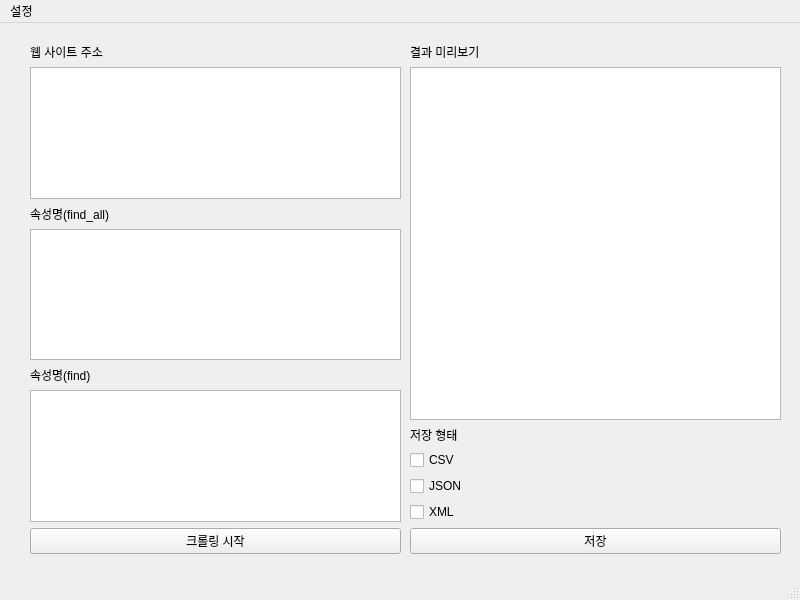
The window that MainUI.ui (yglee730/CrawlingTools) describes before a commit, drawn with Qt 5.
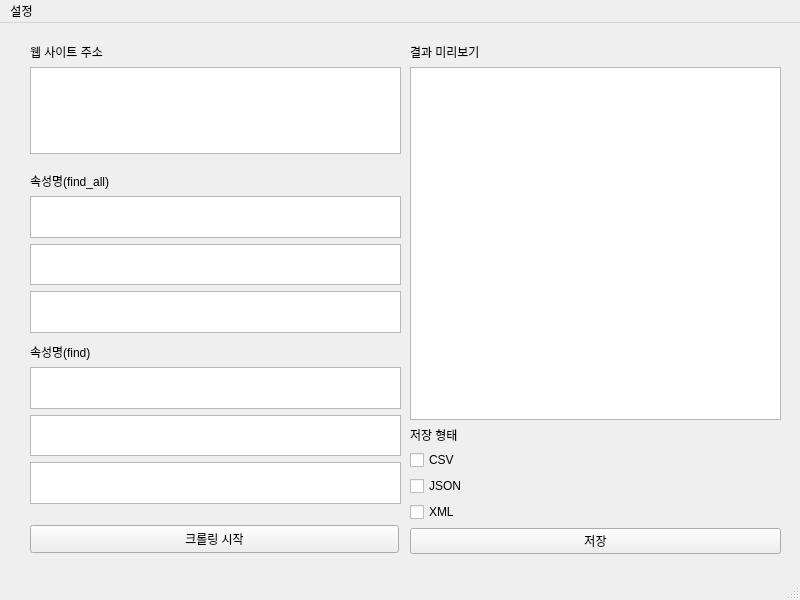
The same window after the commit.

The edit to the form file:
```diff
--- a/MainUI.ui
+++ b/MainUI.ui
@@ -20,7 +20,7 @@
       <x>30</x>
       <y>20</y>
       <width>371</width>
-      <height>511</height>
+      <height>111</height>
      </rect>
     </property>
     <layout class="QVBoxLayout" name="verticalLayout_8">
@@ -34,33 +34,6 @@
      <item>
       <widget class="QTextEdit" name="webSiteName"/>
      </item>
-     <item>
-      <widget class="QLabel" name="label_2">
-       <property name="text">
-        <string>속성명(find_all)</string>
-       </property>
-      </widget>
-     </item>
-     <item>
-      <widget class="QTextEdit" name="att1"/>
-     </item>
-     <item>
-      <widget class="QLabel" name="label_5">
-       <property name="text">
-        <string>속성명(find)</string>
-       </property>
-      </widget>
-     </item>
-     <item>
-      <widget class="QTextEdit" name="att2"/>
-     </item>
-     <item>
-      <widget class="QPushButton" name="crawlBtn">
-       <property name="text">
-        <string>크롤링 시작</string>
-       </property>
-      </widget>
-     </item>
     </layout>
    </widget>
    <widget class="QWidget" name="verticalLayoutWidget_2">
@@ -120,6 +93,75 @@
      </item>
     </layout>
    </widget>
+   <widget class="QPushButton" name="crawlBtn">
+    <property name="geometry">
+     <rect>
+      <x>30</x>
+      <y>502</y>
+      <width>369</width>
+      <height>28</height>
+     </rect>
+    </property>
+    <property name="text">
+     <string>크롤링 시작</string>
+    </property>
+   </widget>
+   <widget class="QWidget" name="verticalLayoutWidget_3">
+    <property name="geometry">
+     <rect>
+      <x>30</x>
+      <y>149</y>
+      <width>371</width>
+      <height>161</height>
+     </rect>
+    </property>
+    <layout class="QVBoxLayout" name="verticalLayout">
+     <item>
+      <widget class="QLabel" name="label_2">
+       <property name="text">
+        <string>속성명(find_all)</string>
+       </property>
+      </widget>
+     </item>
+     <item>
+      <widget class="QTextEdit" name="tag1"/>
+     </item>
+     <item>
+      <widget class="QTextEdit" name="att1"/>
+     </item>
+     <item>
+      <widget class="QTextEdit" name="value1"/>
+     </item>
+    </layout>
+   </widget>
+   <widget class="QWidget" name="verticalLayoutWidget_4">
+    <property name="geometry">
+     <rect>
+      <x>30</x>
+      <y>320</y>
+      <width>371</width>
+      <height>161</height>
+     </rect>
+    </property>
+    <layout class="QVBoxLayout" name="verticalLayout_2">
+     <item>
+      <widget class="QLabel" name="label_5">
+       <property name="text">
+        <string>속성명(find)</string>
+       </property>
+      </widget>
+     </item>
+     <item>
+      <widget class="QTextEdit" name="tag2"/>
+     </item>
+     <item>
+      <widget class="QTextEdit" name="att2"/>
+     </item>
+     <item>
+      <widget class="QTextEdit" name="value2"/>
+     </item>
+    </layout>
+   </widget>
   </widget>
   <widget class="QMenuBar" name="menubar">
    <property name="geometry">
```
